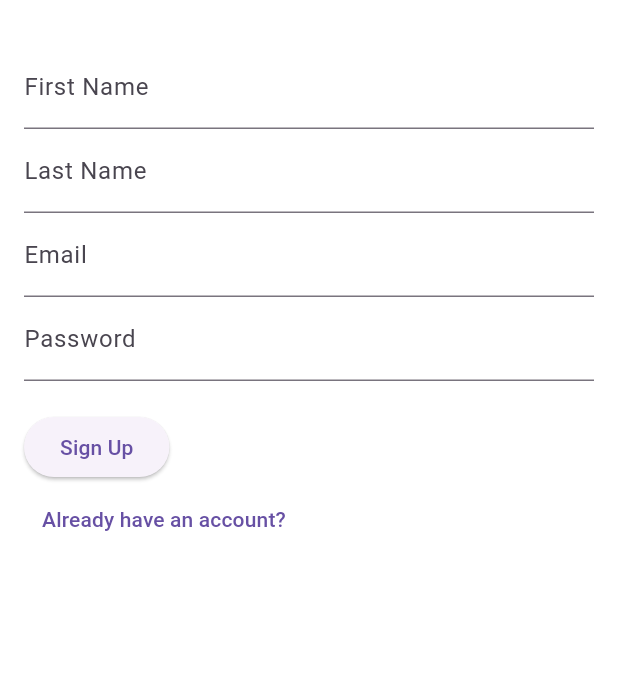
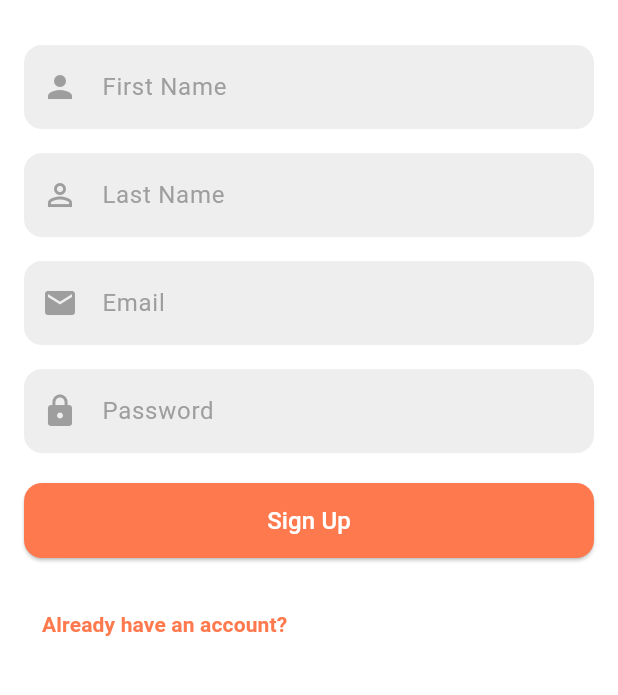
Before and after one commit to eloritzkovitz/SnapChef, a Flutter app: the SignupScreen screen opened by its route, on a phone screen of 412 x 824 dp, the part 168-863 px from its top. Run offline on Flutter 3.47's test engine with Material 3 defaults, Android fonts, the phone set to English and light mode, and no system bars; our stand-ins replace firebase_core, firebase_messaging, flutter_dotenv, flutter_local_notifications, flutter_markdown, flutter_signin_button and 7 more; accounts and stored records are empty.

Commit message:
Redesigned signup screen

```diff
--- a/lib/views/auth/signup_screen.dart
+++ b/lib/views/auth/signup_screen.dart
@@ -13,6 +13,8 @@ class SignupScreen extends StatelessWidget {
   @override
   Widget build(BuildContext context) {
     final authViewModel = Provider.of<AuthViewModel>(context);
+
+    final primaryColor = Theme.of(context).primaryColor;
 
     return Scaffold(
       body: Padding(
@@ -35,7 +37,17 @@ class SignupScreen extends StatelessWidget {
               const SizedBox(height: 30),
               TextFormField(
                 controller: firstNameController,
-                decoration: const InputDecoration(labelText: 'First Name'),
+                decoration: InputDecoration(
+                  labelText: 'First Name',
+                  labelStyle: const TextStyle(color: Colors.grey),
+                  filled: true,
+                  fillColor: Colors.grey[200],
+                  border: OutlineInputBorder(
+                    borderRadius: BorderRadius.circular(12),
+                    borderSide: BorderSide.none,
+                  ),
+                  prefixIcon: const Icon(Icons.person, color: Colors.grey),
+                ),
                 validator: (value) {
                   if (value == null || value.trim().isEmpty) {
                     return 'First name is required';
@@ -43,9 +55,20 @@ class SignupScreen extends StatelessWidget {
                   return null;
                 },
               ),
+              const SizedBox(height: 16),
               TextFormField(
                 controller: lastNameController,
-                decoration: const InputDecoration(labelText: 'Last Name'),
+                decoration: InputDecoration(
+                  labelText: 'Last Name',
+                  labelStyle: const TextStyle(color: Colors.grey),
+                  filled: true,
+                  fillColor: Colors.grey[200],
+                  border: OutlineInputBorder(
+                    borderRadius: BorderRadius.circular(12),
+                    borderSide: BorderSide.none,
+                  ),
+                  prefixIcon: const Icon(Icons.person_outline, color: Colors.grey),
+                ),
                 validator: (value) {
                   if (value == null || value.trim().isEmpty) {
                     return 'Last name is required';
@@ -53,9 +76,20 @@ class SignupScreen extends StatelessWidget {
                   return null;
                 },
               ),
+              const SizedBox(height: 16),
               TextFormField(
                 controller: emailController,
-                decoration: const InputDecoration(labelText: 'Email'),
+                decoration: InputDecoration(
+                  labelText: 'Email',
+                  labelStyle: const TextStyle(color: Colors.grey),
+                  filled: true,
+                  fillColor: Colors.grey[200],
+                  border: OutlineInputBorder(
+                    borderRadius: BorderRadius.circular(12),
+                    borderSide: BorderSide.none,
+                  ),
+                  prefixIcon: const Icon(Icons.email, color: Colors.grey),
+                ),
                 keyboardType: TextInputType.emailAddress,
                 validator: (value) {
                   if (value == null || value.trim().isEmpty) {
@@ -68,9 +102,20 @@ class SignupScreen extends StatelessWidget {
                   return null;
                 },
               ),
+              const SizedBox(height: 16),
               TextFormField(
                 controller: passwordController,
-                decoration: const InputDecoration(labelText: 'Password'),
+                decoration: InputDecoration(
+                  labelText: 'Password',
+                  labelStyle: const TextStyle(color: Colors.grey),
+                  filled: true,
+                  fillColor: Colors.grey[200],
+                  border: OutlineInputBorder(
+                    borderRadius: BorderRadius.circular(12),
+                    borderSide: BorderSide.none,
+                  ),
+                  prefixIcon: const Icon(Icons.lock, color: Colors.grey),
+                ),
                 obscureText: true,
                 validator: (value) {
                   if (value == null || value.trim().isEmpty) {
@@ -85,7 +130,10 @@ class SignupScreen extends StatelessWidget {
               const SizedBox(height: 20),
               authViewModel.isLoading
                   ? const Center(child: CircularProgressIndicator())
-                  : ElevatedButton(
+                  : SizedBox(
+                      width: double.infinity,
+                      height: 50,
+                      child: ElevatedButton(
                         onPressed: () {
                           if (_formKey.currentState!.validate()) {
                             authViewModel.signup(
@@ -97,13 +145,31 @@ class SignupScreen extends StatelessWidget {
                             );
                           }
                         },
-                      child: const Text('Sign Up'),
+                        style: ElevatedButton.styleFrom(
+                          backgroundColor: primaryColor,
+                          foregroundColor: Colors.white,
+                          shape: RoundedRectangleBorder(
+                            borderRadius: BorderRadius.circular(12),
                           ),
+                        ),
+                        child: const Text(
+                          'Sign Up',
+                          style: TextStyle(fontSize: 16),
+                        ),
+                      ),
+                    ),
+              const SizedBox(height: 20),
               TextButton(
                 onPressed: () {
                   Navigator.pushReplacementNamed(context, '/login');
                 },
-                child: const Text('Already have an account?'),
+                child: Text(
+                  'Already have an account?',
+                  style: TextStyle(
+                    color: primaryColor,
+                    fontWeight: FontWeight.bold,
+                  ),
+                ),
               ),
             ],
           ),
```
Lines whose indentation alone changed are shown as unchanged.
